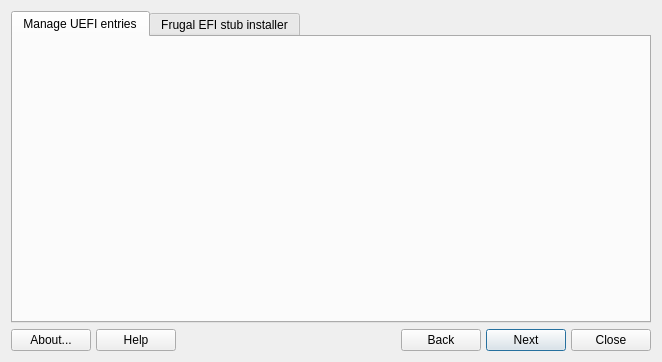
Before: the Qt Designer form mainwindow.ui in AdrianTM/uefi-manager, drawn with Qt 5.
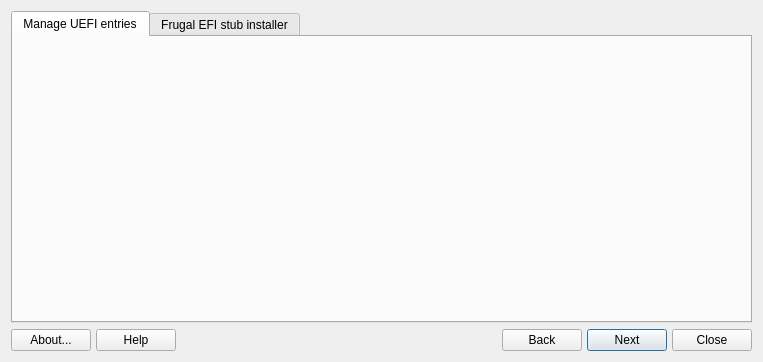
After: the same form once the commit is applied. Icons and pictures are not drawn.

Commit message: Fix tab refresh

The edit to the form file:
```diff
--- a/mainwindow.ui
+++ b/mainwindow.ui
@@ -6,7 +6,7 @@
    <rect>
     <x>0</x>
     <y>0</y>
-    <width>662</width>
+    <width>763</width>
     <height>362</height>
    </rect>
   </property>
```
The commit also changes 2 other files.
